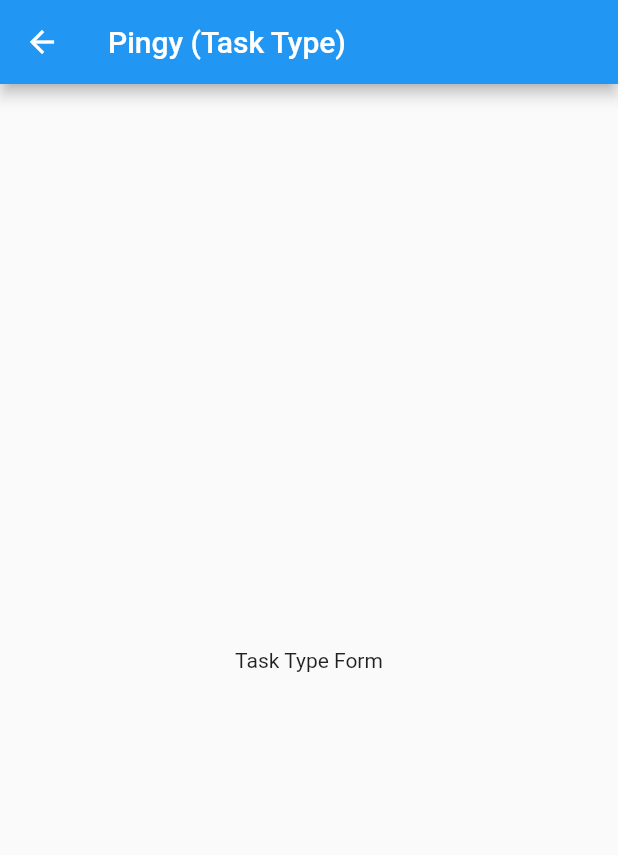
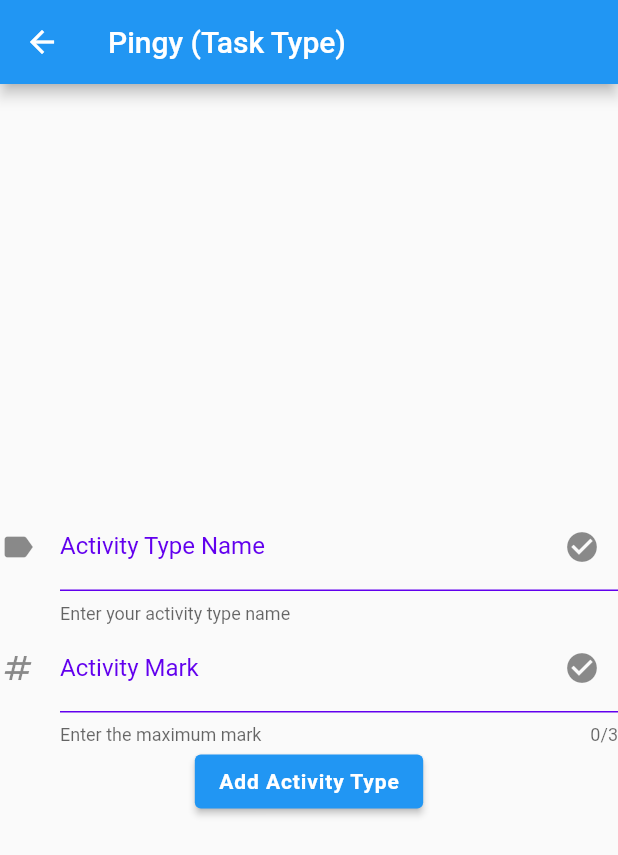
Before and after one commit to ramsunvtech/pingy, a Flutter app: the TaskTypeScreen screen opened directly, on a phone screen of 412 x 824 dp. Shown: the top 855 px of the screen. Run offline on Flutter 3.47's test engine with Material 2 defaults, Android fonts, the phone set to English and light mode, and no system bars; our stand-ins replace hive, hive_flutter; accounts and stored records are empty.

Commit message:
feat(activity-type): add activity type form

```diff
--- a/lib/screens/task/task_type.dart
+++ b/lib/screens/task/task_type.dart
@@ -1,13 +1,104 @@
 import 'package:flutter/material.dart';
+import 'package:hive/hive.dart';
+import 'package:pingy/models/activity_type.dart';
+import 'package:pingy/screens/task/list_activity_type.dart';
 
-class TaskTypeScreen extends StatelessWidget {
+class TaskTypeScreen extends StatefulWidget {
+  @override
+  _TaskTypeScreenState createState() => _TaskTypeScreenState();
+}
+class _TaskTypeScreenState extends State<TaskTypeScreen> {
+  final TextEditingController _nameController = TextEditingController();
+  final TextEditingController _markController = TextEditingController();
+
+  late final Box activityTypeBox;
+
+  @override
+  void initState() {
+    super.initState();
+    // Get reference to an already opened box
+    activityTypeBox = Hive.box('activity_type');
+  }
+
+  @override
+  void dispose() {
+    // Close Hive Connection.
+    // Hive.close();
+
+    super.dispose();
+  }
 
   @override
   Widget build(BuildContext context) {
     return Scaffold(
       appBar: AppBar(title: const Text('Pingy (Task Type)')),
-      body: const Center(
-        child: Text('Task Type Form'),
+      body: Container(
+        alignment: Alignment.center,
+        child: Column(
+          mainAxisSize: MainAxisSize.min,
+          children: <Widget>[
+            TextFormField(
+              controller: _nameController,
+              cursorColor: Theme.of(context).backgroundColor,
+              decoration: const InputDecoration(
+                icon: Icon(Icons.label),
+                labelText: 'Activity Type Name',
+                labelStyle: TextStyle(
+                  color: Color(0xFF6200EE),
+                ),
+                helperText: 'Enter your activity type name',
+                suffixIcon: Icon(
+                  Icons.check_circle,
+                ),
+                enabledBorder: UnderlineInputBorder(
+                  borderSide: BorderSide(color: Color(0xFF6200EE)),
+                ),
+              ),
+            ),
+            TextFormField(
+              controller: _markController,
+              cursorColor: Theme.of(context).backgroundColor,
+              keyboardType: TextInputType.number,
+              maxLength: 3,
+              decoration: const InputDecoration(
+                icon: Icon(Icons.numbers),
+                labelText: 'Activity Mark',
+                labelStyle: TextStyle(
+                  color: Color(0xFF6200EE),
+                ),
+                helperText: 'Enter the maximum mark',
+                suffixIcon: Icon(
+                  Icons.check_circle,
+                ),
+                enabledBorder: UnderlineInputBorder(
+                  borderSide: BorderSide(color: Color(0xFF6200EE)),
+                ),
+              ),
+            ),
+            ElevatedButton(
+              onPressed: () {
+                ActivityTypeModel newActivityType = ActivityTypeModel(_nameController.text, _markController.text);
+                activityTypeBox.add(newActivityType);
+
+                Navigator.push(
+                  context,
+                  MaterialPageRoute(
+                    builder: (builder) => ActivityTypeListScreen(),
+                  ),
+                );
+              },
+              // padding: const EdgeInsets.only(left: 30, right: 30, top: 15, bottom: 15),
+              // color: Colors.pink,
+              child: const Text(
+                'Add Activity Type',
+                style: TextStyle(
+                    color: Colors.white,
+                    fontWeight: FontWeight.w600,
+                    letterSpacing: 0.6),
+              ),
+            ),
+          ],
+        ),
       ),
     );
   }
```
